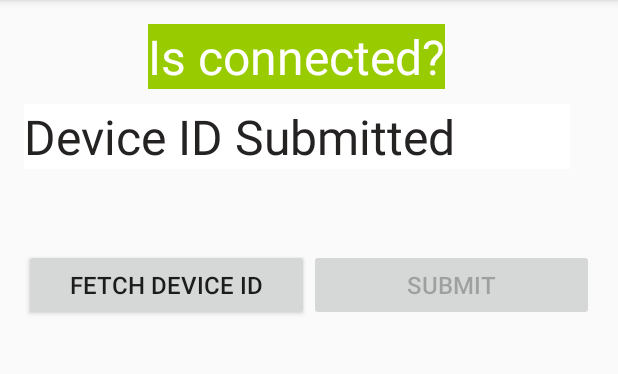
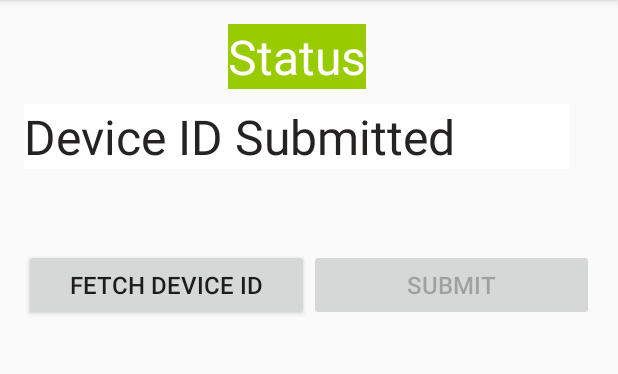
Before and after one commit to 9blue/ad-hoc-building-sensor-devices, an Android app: the screen it shows after launch (MainActivity), after a tap on "SUBMIT", on a phone screen of 412 x 824 dp, the part 84-458 px from its top. Run offline under Robolectric (Android 15) with nearby library versions, the phone set to English and light mode, and no system bars; our stand-ins replace Firebase (no records; nobody signed in at launch, a user with empty details on screens opened directly); 1 other tap on this screen came first.

Commit message:
update list when disconnect

```diff
--- a/android/app/src/main/java/ini_google/ad_hoc_building_sensor_devices/MainActivity.java
+++ b/android/app/src/main/java/ini_google/ad_hoc_building_sensor_devices/MainActivity.java
@@ -26,13 +26,11 @@ public class MainActivity extends AppCompatActivity {
     private Button fetchButton, submitButton;
     private TextView textView, connectedList;
     private static TextView connectionStatus;
-    private DatabaseReference deviceList;
-    private ValueEventListener deviceListListener;
+
     // Firebase instance variables
     private FirebaseDatabase database = FirebaseDatabase.getInstance();
-
-
-
+    private DatabaseReference deviceList = database.getReference().child("connected_devices");
+    private ValueEventListener deviceListListener;
 
 
 
@@ -49,7 +47,15 @@ public class MainActivity extends AppCompatActivity {
         connectionStatus = (TextView) findViewById(R.id.connectStatus);
         fetchButton = (Button) findViewById(R.id.fetchButton);
         submitButton = (Button) findViewById(R.id.submitButton);
-        deviceList = database.getReference().child("connected_devices");
+
+        deviceList.child(android_id).onDisconnect().removeValue(new DatabaseReference.CompletionListener() {
+            @Override
+            public void onComplete(DatabaseError error, DatabaseReference firebase) {
+                if (error != null) {
+                    System.out.println("could not establish onDisconnect event:" + error.getMessage());
+                }
+            }
+        });
 
         fetchButton.setOnClickListener(new View.OnClickListener() {
             @Override
@@ -63,10 +69,8 @@ public class MainActivity extends AppCompatActivity {
             public void onClick(View v) {
                 Log.d(TAG, "Andorid_id " + android_id);
                 textView.setText("Device ID Submitting");
-//                new SendPostRequest().execute();
 
-                deviceList.push().setValue(android_id);
-
+                deviceList.child(android_id).setValue(android_id);
                 textView.setText("Device ID Submitted");
                 submitButton.setEnabled(false);
             }
@@ -88,7 +92,7 @@ public class MainActivity extends AppCompatActivity {
                 if (obj != null) {
                     HashMap<String, String> data = (HashMap) obj;
                     StringBuilder sbStr = new StringBuilder();
-                    for (String id : data.values()){
+                    for (String id : data.keySet()){
                         sbStr.append(id);
                         sbStr.append("\n");
                     }
--- a/android/app/src/main/res/layout/activity_main.xml
+++ b/android/app/src/main/res/layout/activity_main.xml
@@ -26,7 +26,7 @@
                 android:textColor="@android:color/white"
                 android:textSize="32sp"
                 android:layout_marginBottom="10dp"
-                android:text="Is connected?" />
+                android:text="Status" />
         </TableRow>
 
         <TableRow
```
Also changed, not shown: 1 other file.
